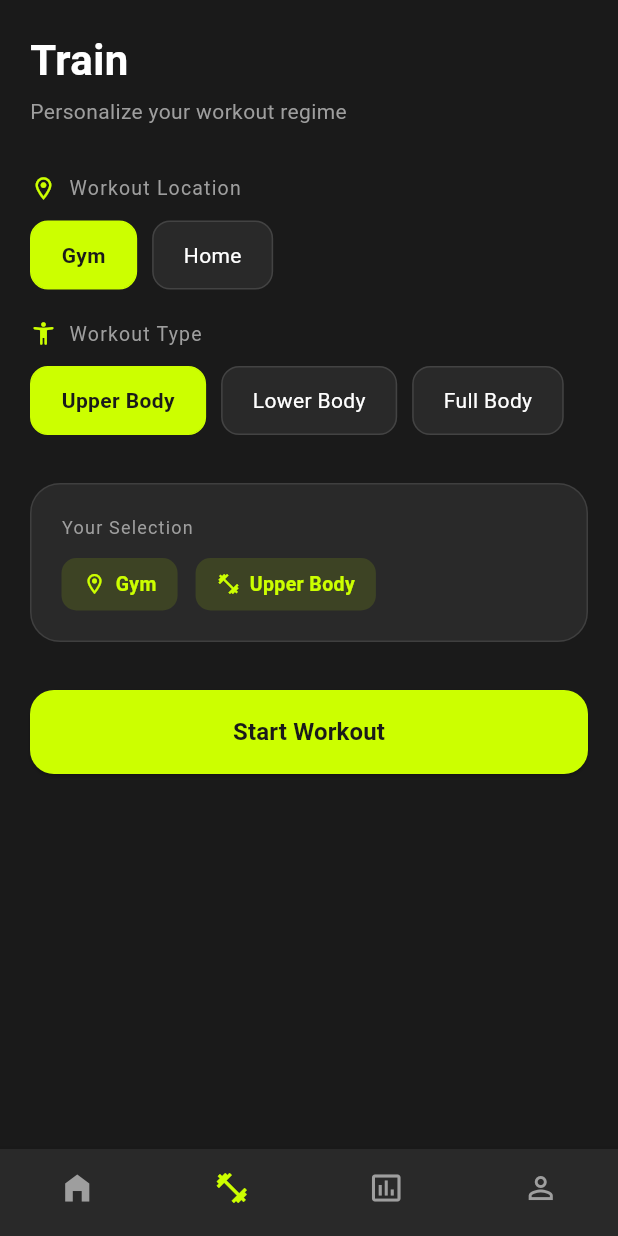
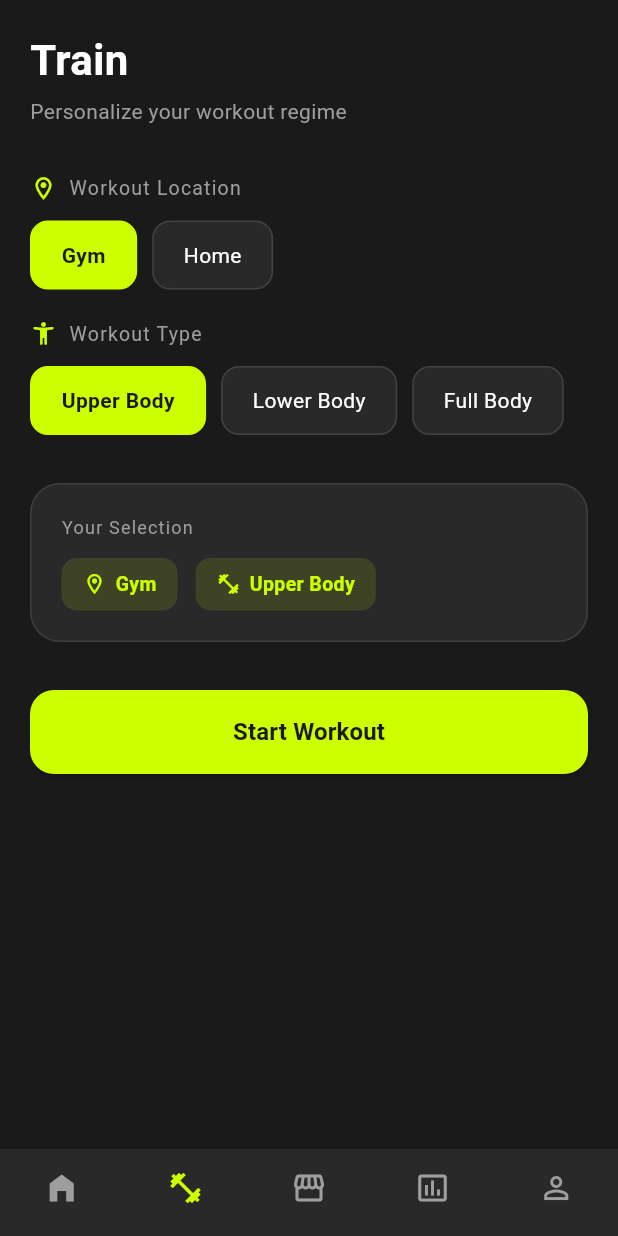
Before and after one commit to PPL-Kelompok-C-Tugas-Besar/S1SIKJ2305-KELC, a Flutter app: the HomeScreen screen opened by its route, item 2 of the bottom bar chosen, on a phone screen of 412 x 824 dp. Run offline on Flutter 3.47's test engine with Material 3 defaults, Android fonts, the phone set to English and light mode, and no system bars; our stand-ins replace flutter_secure_storage; accounts and stored records are empty; network calls fail.

Commit message:
PKCTB-204 Update Homepage

```diff
--- a/frontend/lib/screens/auth/homepage_screens.dart
+++ b/frontend/lib/screens/auth/homepage_screens.dart
@@ -18,6 +18,7 @@ class _HomeScreenState extends State<HomeScreen> {
   static const List<Widget> _pages = [
     _HomePage(),
     CataloguePage(),
+    _PlaceholderPage(label: 'Marketplace'),
     _PlaceholderPage(label: 'Progress'),
     _PlaceholderPage(label: 'Profile'),
   ];
@@ -46,6 +47,8 @@ class _HomeScreenState extends State<HomeScreen> {
                 icon: Icon(Icons.home_filled), label: 'Home'),
             BottomNavigationBarItem(
                 icon: Icon(Icons.fitness_center), label: 'Workout'),
+            BottomNavigationBarItem(
+                icon: Icon(Icons.storefront_outlined), label: 'Marketplace'),
             BottomNavigationBarItem(
                 icon: Icon(Icons.insert_chart_outlined), label: 'Progress'),
             BottomNavigationBarItem(
```
